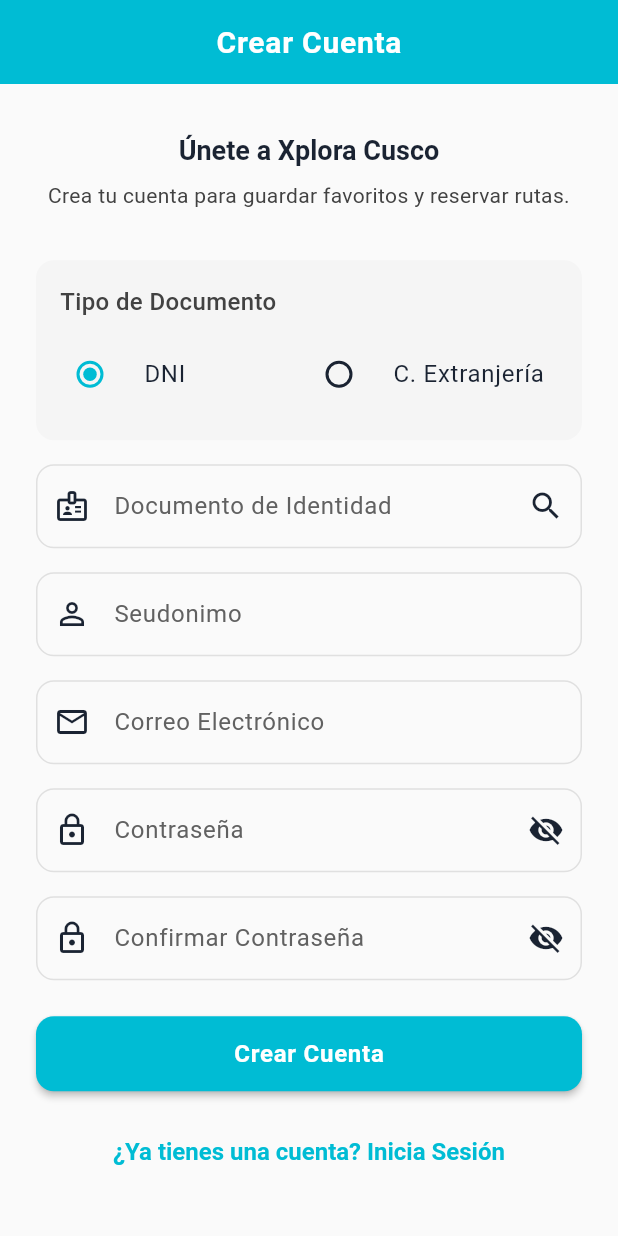
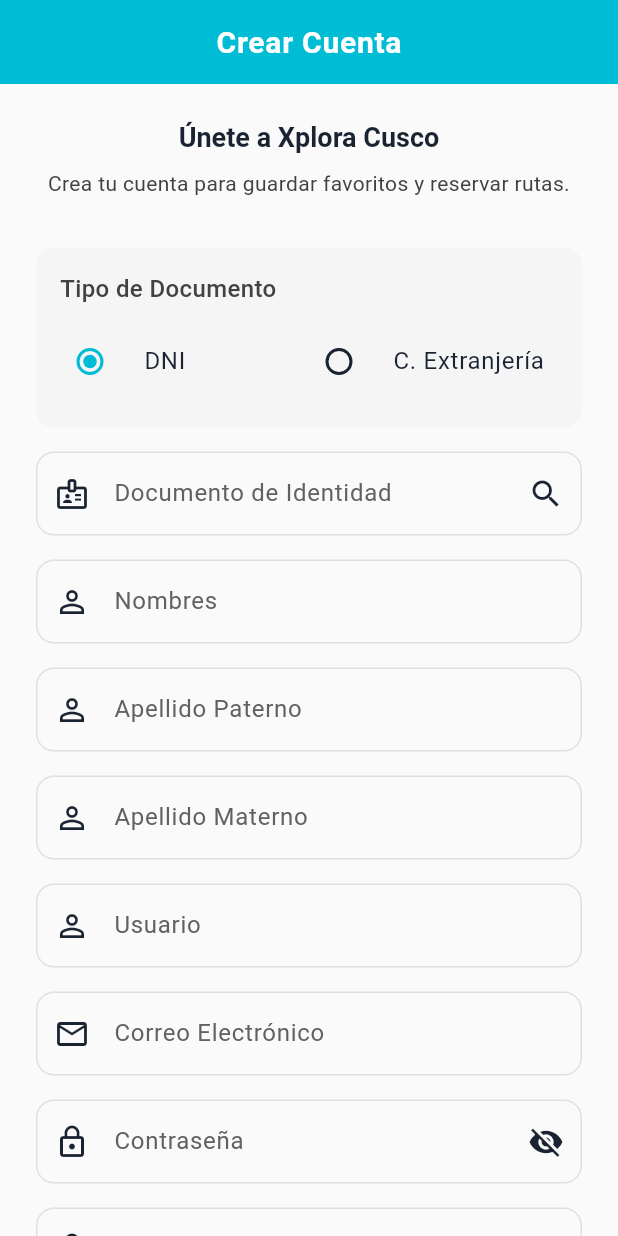
Before and after one commit to Darkness15961/HAKU, a Flutter app: the RegistroPagina screen opened by its route, on a phone screen of 412 x 824 dp. Run offline on Flutter 3.47's test engine with Material 3 defaults, Android fonts, the phone set to English and light mode, and no system bars; our stand-ins replace dio, flutter_cache_manager, flutter_image_compress, flutter_staggered_animations, geolocator, get_it and 6 more; accounts and stored records are empty.

Commit message:
Fix: Mostrar siempre campos de nombres/apellidos y cambiar Seudonimo a Usuario

```diff
--- a/lib/caracteristicas/autenticacion/presentacion/paginas/registro_pagina.dart
+++ b/lib/caracteristicas/autenticacion/presentacion/paginas/registro_pagina.dart
@@ -127,6 +127,9 @@ class _RegistroPaginaState extends State<RegistroPagina> {
                 _nombresReniec = null;
                 _apellidoPaternoReniec = null;
                 _apellidoMaternoReniec = null;
+                _nombresCtrl.clear();
+                _apellidoPaternoCtrl.clear();
+                _apellidoMaternoCtrl.clear();
               });
             },
             child: const Text('No, reintentar'),
@@ -134,7 +137,13 @@ class _RegistroPaginaState extends State<RegistroPagina> {
           FilledButton(
             onPressed: () {
               Navigator.of(ctx).pop();
-              setState(() => _datosVerificados = true);
+              setState(() {
+                _datosVerificados = true;
+                // Auto-llenar campos
+                _nombresCtrl.text = _nombresReniec ?? '';
+                _apellidoPaternoCtrl.text = _apellidoPaternoReniec ?? '';
+                _apellidoMaternoCtrl.text = _apellidoMaternoReniec ?? '';
+              });
             },
             child: const Text('Sí, confirmar'),
           ),
@@ -175,8 +184,9 @@ class _RegistroPaginaState extends State<RegistroPagina> {
     final scaffoldMessenger = ScaffoldMessenger.of(context);
 
     // Obtener datos según tipo de documento
-    final String? nombres =
-        _tipoDocumento == 'DNI' ? _nombresReniec : _nombresCtrl.text;
+    final String? nombres = _tipoDocumento == 'DNI'
+        ? _nombresReniec
+        : _nombresCtrl.text;
     final String? apellidoPaterno = _tipoDocumento == 'DNI'
         ? _apellidoPaternoReniec
         : _apellidoPaternoCtrl.text;
@@ -200,13 +210,11 @@ class _RegistroPaginaState extends State<RegistroPagina> {
     if (exito) {
       context.go('/inicio');
     } else {
-      final errorMsg = context.read<AutenticacionVM>().error ??
+      final errorMsg =
+          context.read<AutenticacionVM>().error ??
           'Ocurrió un error desconocido.';
       scaffoldMessenger.showSnackBar(
-        SnackBar(
-          content: Text(errorMsg),
-          backgroundColor: Colors.red,
-        ),
+        SnackBar(content: Text(errorMsg), backgroundColor: Colors.red),
       );
     }
   }
@@ -325,8 +333,9 @@ class _RegistroPaginaState extends State<RegistroPagina> {
                                     ),
                                   )
                                 : const Icon(Icons.search),
-                            onPressed:
-                                _validandoReniec ? null : _validarConReniec,
+                            onPressed: _validandoReniec
+                                ? null
+                                : _validarConReniec,
                             tooltip: 'Validar con RENIEC',
                           )
                         : null,
@@ -343,48 +352,23 @@ class _RegistroPaginaState extends State<RegistroPagina> {
                 ),
                 const SizedBox(height: 16),
 
-                // --- Mostrar datos de RENIEC (si están verificados) ---
-                if (_tipoDocumento == 'DNI' && _datosVerificados) ...[
-                  Container(
-                    padding: const EdgeInsets.all(16),
-                    decoration: BoxDecoration(
-                      color: Colors.green[50],
-                      borderRadius: BorderRadius.circular(12),
-                      border: Border.all(color: Colors.green),
-                    ),
-                    child: Column(
-                      crossAxisAlignment: CrossAxisAlignment.start,
-                      children: [
-                        Row(
-                          children: [
-                            Icon(Icons.check_circle, color: Colors.green[700]),
-                            const SizedBox(width: 8),
-                            const Text(
-                              'Datos verificados con RENIEC',
-                              style: TextStyle(fontWeight: FontWeight.bold),
-                            ),
-                          ],
-                        ),
-                        const SizedBox(height: 8),
-                        Text('Nombres: $_nombresReniec'),
-                        Text('Apellido Paterno: $_apellidoPaternoReniec'),
-                        Text('Apellido Materno: $_apellidoMaternoReniec'),
-                      ],
-                    ),
-                  ),
-                  const SizedBox(height: 16),
-                ],
-
-                // --- Campos manuales para Carnet de Extranjería ---
-                if (_tipoDocumento == 'CE') ...[
+                // --- Campos de Nombres y Apellidos (SIEMPRE VISIBLES) ---
                 TextFormField(
                   controller: _nombresCtrl,
+                  readOnly: _tipoDocumento == 'DNI' && _datosVerificados,
                   decoration: InputDecoration(
                     labelText: 'Nombres',
                     prefixIcon: const Icon(Icons.person_outline),
                     border: OutlineInputBorder(
                       borderRadius: BorderRadius.circular(12),
                     ),
+                    filled: _tipoDocumento == 'DNI' && _datosVerificados,
+                    fillColor: _tipoDocumento == 'DNI' && _datosVerificados
+                        ? Colors.green[50]
+                        : null,
+                    suffixIcon: _tipoDocumento == 'DNI' && _datosVerificados
+                        ? Icon(Icons.check_circle, color: Colors.green[700])
+                        : null,
                   ),
                   validator: (value) {
                     if (value == null || value.isEmpty) {
@@ -396,12 +380,20 @@ class _RegistroPaginaState extends State<RegistroPagina> {
                 const SizedBox(height: 16),
                 TextFormField(
                   controller: _apellidoPaternoCtrl,
+                  readOnly: _tipoDocumento == 'DNI' && _datosVerificados,
                   decoration: InputDecoration(
                     labelText: 'Apellido Paterno',
                     prefixIcon: const Icon(Icons.person_outline),
                     border: OutlineInputBorder(
                       borderRadius: BorderRadius.circular(12),
                     ),
+                    filled: _tipoDocumento == 'DNI' && _datosVerificados,
+                    fillColor: _tipoDocumento == 'DNI' && _datosVerificados
+                        ? Colors.green[50]
+                        : null,
+                    suffixIcon: _tipoDocumento == 'DNI' && _datosVerificados
+                        ? Icon(Icons.check_circle, color: Colors.green[700])
+                        : null,
                   ),
                   validator: (value) {
                     if (value == null || value.isEmpty) {
@@ -413,12 +405,20 @@ class _RegistroPaginaState extends State<RegistroPagina> {
                 const SizedBox(height: 16),
                 TextFormField(
                   controller: _apellidoMaternoCtrl,
+                  readOnly: _tipoDocumento == 'DNI' && _datosVerificados,
                   decoration: InputDecoration(
                     labelText: 'Apellido Materno',
                     prefixIcon: const Icon(Icons.person_outline),
                     border: OutlineInputBorder(
                       borderRadius: BorderRadius.circular(12),
                     ),
+                    filled: _tipoDocumento == 'DNI' && _datosVerificados,
+                    fillColor: _tipoDocumento == 'DNI' && _datosVerificados
+                        ? Colors.green[50]
+                        : null,
+                    suffixIcon: _tipoDocumento == 'DNI' && _datosVerificados
+                        ? Icon(Icons.check_circle, color: Colors.green[700])
+                        : null,
                   ),
                   validator: (value) {
                     if (value == null || value.isEmpty) {
@@ -428,13 +428,12 @@ class _RegistroPaginaState extends State<RegistroPagina> {
                   },
                 ),
                 const SizedBox(height: 16),
-                ],
 
-                // --- Campo de Seudonimo ---
+                // --- Campo de Usuario (antes Seudonimo) ---
                 TextFormField(
                   controller: _seudonimoCtrl,
                   decoration: InputDecoration(
-                    labelText: 'Seudonimo',
+                    labelText: 'Usuario',
                     hintText: 'Ej: Viajero123',
                     prefixIcon: const Icon(Icons.person_outline),
                     border: OutlineInputBorder(
@@ -443,7 +442,7 @@ class _RegistroPaginaState extends State<RegistroPagina> {
                   ),
                   validator: (value) {
                     if (value == null || value.isEmpty || value.length < 3) {
-                      return 'Por favor, ingresa tu seudonimo.';
+                      return 'Por favor, ingresa tu usuario.';
                     }
                     return null;
                   },
@@ -462,7 +461,9 @@ class _RegistroPaginaState extends State<RegistroPagina> {
                     ),
                   ),
                   validator: (value) {
-                    if (value == null || value.isEmpty || !value.contains('@')) {
+                    if (value == null ||
+                        value.isEmpty ||
+                        !value.contains('@')) {
                       return 'Por favor, ingresa un correo válido.';
                     }
                     return null;
```
Lines whose indentation alone changed are shown as unchanged.
